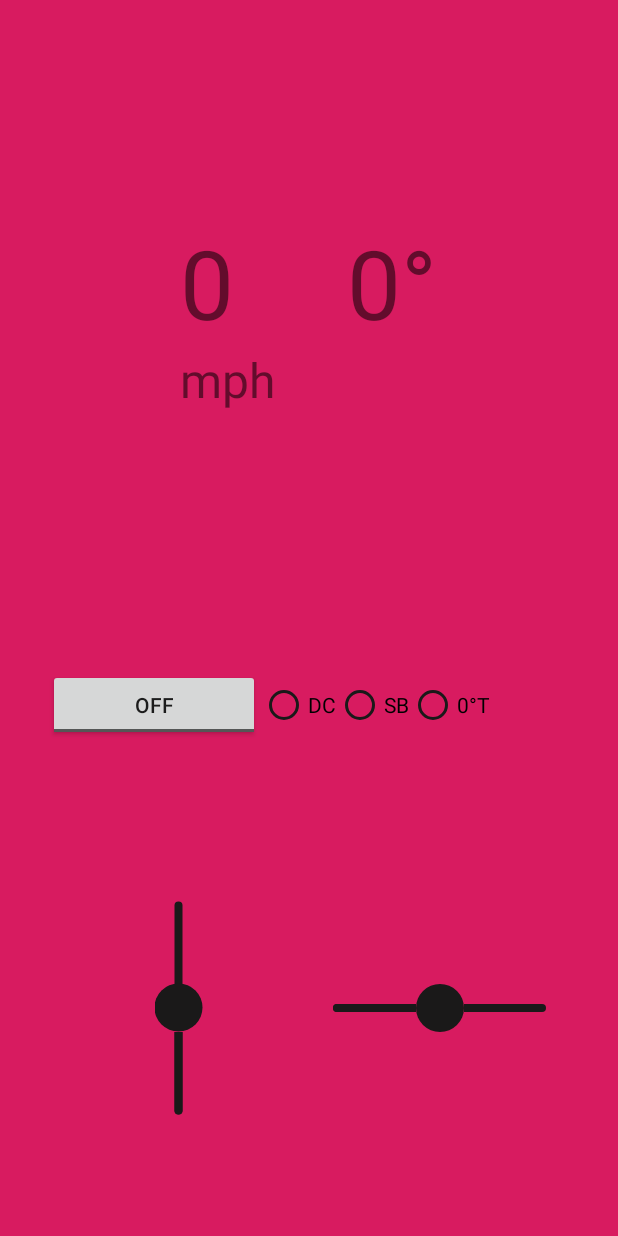
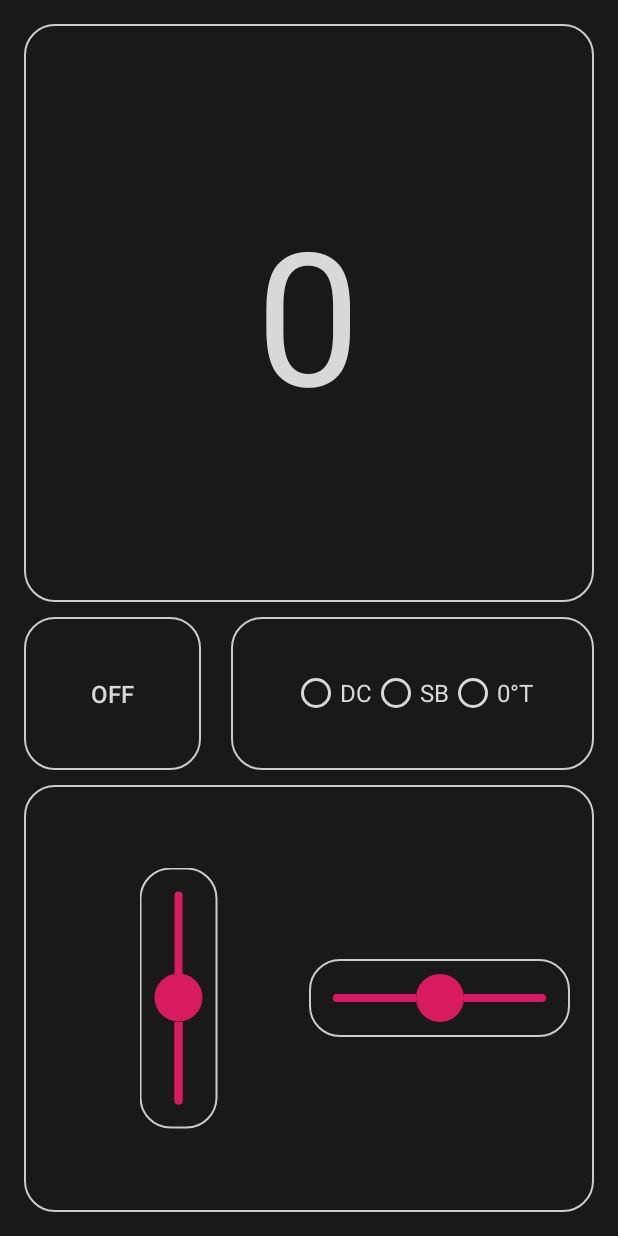
Before and after one commit to ccrossla/HoverchairApp, an Android app: the Drive screen opened directly, with no data from a screen before it, on a phone screen of 412 x 824 dp. Run offline under Robolectric (Android 15) with nearby library versions, the phone set to English and light mode, and no system bars; 1 statement that could not run was skipped.

```diff
--- a/AndroidStudioProjects/HoverchairApp/app/src/main/java/com/example/carolinecrossland/hoverchairapp/BluetoothService.java
+++ b/AndroidStudioProjects/HoverchairApp/app/src/main/java/com/example/carolinecrossland/hoverchairapp/BluetoothService.java
@@ -16,8 +16,8 @@ import me.aflak.bluetooth.DeviceCallback;
 public class BluetoothService extends Service {
 
     private final IBinder binder = new LocalBinder();
-    public static Bluetooth bluetooth;
-    public static BluetoothDevice device;
+    public static Bluetooth bluetooth = null;
+    public static BluetoothDevice device = null;
 
     public class LocalBinder extends Binder {
         BluetoothService getService() {
@@ -52,8 +52,10 @@ public class BluetoothService extends Service {
     }
 
     public void send(String message) {
-        System.out.println(message);
-        bluetooth.send(message);
+        if(device != null && bluetooth.isConnected()) {
+            System.out.println(message);
+            bluetooth.send(message);
+        }
     }
 
     @Override
--- a/AndroidStudioProjects/HoverchairApp/app/src/main/java/com/example/carolinecrossland/hoverchairapp/Drive.java
+++ b/AndroidStudioProjects/HoverchairApp/app/src/main/java/com/example/carolinecrossland/hoverchairapp/Drive.java
@@ -40,7 +40,6 @@ public class Drive extends AppCompatActivity {
     int velocity = 0;
 
     TextView speed;
-    TextView turn;
 
     RadioGroup radioGroup;
     ToggleButton toggleButton;
@@ -64,13 +63,11 @@ public class Drive extends AppCompatActivity {
         velocityBar.setProgress(velocityMax/2);
 
         speed = findViewById(R.id.driveSpeedDisplay);
-        turn = findViewById(R.id.turnTextView);
 
         rotationBar.setOnSeekBarChangeListener(new SeekBar.OnSeekBarChangeListener() {
             @Override
             public void onProgressChanged(SeekBar seekBar, int progress, boolean fromUser) {
                 rotation = progress - rotationMax/2;
-                turn.setText(Integer.toString(rotation) + "°");
                 sendData();
             }
             @Override
@@ -86,7 +83,7 @@ public class Drive extends AppCompatActivity {
         velocityBar.setOnSeekBarChangeListener(new SeekBar.OnSeekBarChangeListener() {
             @Override
             public void onProgressChanged(SeekBar seekBar, int progress, boolean fromUser) {
-                velocity = progress - velocityMax/2;
+                velocity = Math.abs(progress - velocityMax/2);
                 speed.setText(Integer.toString(velocity));
                 sendData();
             }
--- /dev/null
+++ b/AndroidStudioProjects/HoverchairApp/app/src/main/res/drawable/custom_border.xml
@@ -0,0 +1,6 @@
+<?xml version="1.0" encoding="UTF-8"?>
+<shape xmlns:android="http://schemas.android.com/apk/res/android" android:shape="rectangle">
+    <corners android:radius="20dp"/>
+    <padding android:left="10dp" android:right="10dp" android:top="10dp" android:bottom="10dp"/>
+    <stroke android:width="1dp" android:color="#CCCCCC"/>
+</shape>
--- a/AndroidStudioProjects/HoverchairApp/app/src/main/res/drawable/drive_bar.xml
+++ b/AndroidStudioProjects/HoverchairApp/app/src/main/res/drawable/drive_bar.xml
@@ -3,10 +3,10 @@
     <item android:id="@android:id/background"
         android:gravity="center_vertical|fill_horizontal">
         <shape android:shape="rectangle"
-            android:tint="@color/colorPrimaryDark">
+            android:tint="@color/colorAccent">
             <corners android:radius="8dp"/>
             <size android:height="5dp" />
-            <solid android:color="@color/colorPrimaryDark" />
+            <solid android:color="@color/colorAccent" />
         </shape>
     </item>
     <item android:id="@android:id/progress"
@@ -17,10 +17,10 @@
                     android:drawable="@android:color/transparent" />
                 <item>
                     <shape android:shape="rectangle"
-                        android:tint="@color/colorPrimaryDark">
+                        android:tint="@color/colorAccent">
                         <corners android:radius="8dp"/>
                         <size android:height="5dp" />
-                        <solid android:color="@color/colorPrimaryDark" />
+                        <solid android:color="@color/colorAccent" />
                     </shape>
                 </item>
             </selector>
--- a/AndroidStudioProjects/HoverchairApp/app/src/main/res/layout/activity_drive.xml
+++ b/AndroidStudioProjects/HoverchairApp/app/src/main/res/layout/activity_drive.xml
@@ -16,94 +16,99 @@
         android:layout_height="match_parent"
         android:padding="16dp"
         tools:context=".Drive"
-        android:background="@color/colorAccent"
+        android:background="@color/colorPrimaryDark"
         android:orientation="vertical"
         >
+
         <RelativeLayout
             android:layout_width="match_parent"
             android:layout_height="wrap_content"
-            android:layout_weight=".5"
-            android:gravity="center"
-            >
+            android:layout_weight=".4"
+            android:background="@drawable/custom_border"
+            android:gravity="center">
+
             <TextView
                 android:id="@+id/driveSpeedDisplay"
                 android:layout_width="wrap_content"
                 android:layout_height="wrap_content"
+                android:gravity="right"
                 android:text="0"
-                android:textSize="64dp"
-                android:gravity="right"
-                />
-
-            <TextView
-                android:id="@+id/mphTextView"
-                android:layout_width="wrap_content"
-                android:layout_height="wrap_content"
-                android:layout_below="@id/driveSpeedDisplay"
-                android:text="mph"
-                android:textSize="32dp"
-            />
-            <TextView
-                android:id="@+id/turnTextView"
-                android:layout_width="wrap_content"
-                android:layout_height="wrap_content"
-                android:layout_toRightOf="@id/driveSpeedDisplay"
-                android:layout_marginLeft="75dp"
-                android:text="0°"
-                android:textSize="64dp"
-                />
+                android:textColor="@color/csTextColor"
+                android:textSize="124dp" />
 
         </RelativeLayout>
-
 
         <LinearLayout
             android:layout_width="match_parent"
             android:layout_height="wrap_content"
             android:layout_weight=".1"
-            android:padding="16dp"
-            tools:context=".Drive"
+            android:gravity="center"
+            android:orientation="horizontal"
+            android:paddingTop="10dp"
+            android:paddingBottom="10dp"
             android:background="@android:color/transparent"
-            android:orientation="horizontal"
-            android:gravity="center"
-            >
+            tools:context=".Drive">
 
 
             <ToggleButton
                 android:id="@+id/toggleEngagement"
                 android:layout_width="wrap_content"
-                android:layout_height="wrap_content"
-                android:layout_weight=".5"
-                android:text="ToggleButton" />
+                android:layout_height="match_parent"
+                android:layout_weight=".3"
+                android:background="@drawable/custom_border"
+                android:text="ToggleButton"
+                android:textColor="@color/csTextColor"
+                android:textSize="16dp"
+                />
+
+            <TextView
+                android:layout_width="wrap_content"
+                android:layout_height="match_parent"
+                android:layout_weight=".2"
+                android:text=""
+                android:visibility="invisible"
+                />
 
             <RadioGroup
                 android:id="@+id/radioControlModes"
                 android:layout_width="wrap_content"
-                android:layout_height="wrap_content"
-                android:layout_weight=".5"
-                android:orientation="horizontal">
+                android:layout_height="match_parent"
+                android:layout_weight=".6"
+                android:background="@drawable/custom_border"
+                android:maxLines="1"
+                android:gravity="center"
+                android:orientation="horizontal"
+                >
 
                 <RadioButton
                     android:id="@+id/radioDirectControl"
                     android:layout_width="wrap_content"
                     android:layout_height="wrap_content"
+                    android:buttonTint="@color/csTextColor"
                     android:text="DC"
-                    android:buttonTint="@color/colorPrimaryDark"
-                    />
+                    android:textSize="16dp"
+                    android:textColor="@color/csTextColor" />
+
                 <RadioButton
                     android:id="@+id/radioSelfBalance"
                     android:layout_width="wrap_content"
                     android:layout_height="wrap_content"
+                    android:buttonTint="@color/csTextColor"
                     android:text="SB"
-                    android:buttonTint="@color/colorPrimaryDark"
-                    />
+                    android:textSize="16dp"
+                    android:textColor="@color/csTextColor" />
+
                 <RadioButton
                     android:id="@+id/radio0DegreeTurn"
                     android:layout_width="wrap_content"
                     android:layout_height="wrap_content"
+                    android:buttonTint="@color/csTextColor"
+                    android:maxLines="1"
                     android:text="0°T"
-                    android:buttonTint="@color/colorPrimaryDark"
-                    />
+                    android:textSize="16dp"
+                    android:textColor="@color/csTextColor" />
 
-             </RadioGroup>
+            </RadioGroup>
 
         </LinearLayout>
 
@@ -115,12 +120,13 @@
             android:layout_weight=".4"
             android:padding="16dp"
             tools:context=".Drive"
-            android:background="@android:color/transparent"
             android:orientation="horizontal"
             android:gravity="center"
+            android:background="@drawable/custom_border"
         >
 
             <SeekBar
+                android:background="@drawable/custom_border"
                 android:id="@+id/driveSeekBar"
                 android:layout_width="match_parent"
                 android:layout_height="wrap_content"
@@ -129,11 +135,12 @@
                 android:progress="50"
                 android:progressDrawable="@drawable/drive_bar"
                 android:thumb="@drawable/thumb"
-                android:thumbTint="@color/colorPrimaryDark"
+                android:thumbTint="@color/colorAccent"
                 android:rotation="270"
                 />
 
             <SeekBar
+                android:background="@drawable/custom_border"
                 android:id="@+id/turnSeekBar"
                 android:layout_width="match_parent"
                 android:layout_height="wrap_content"
@@ -142,7 +149,7 @@
                 android:progress="50"
                 android:progressDrawable="@drawable/drive_bar"
                 android:thumb="@drawable/thumb"
-                android:thumbTint="@color/colorPrimaryDark" />
+                android:thumbTint="@color/colorAccent" />
 
         </LinearLayout>
 
```
